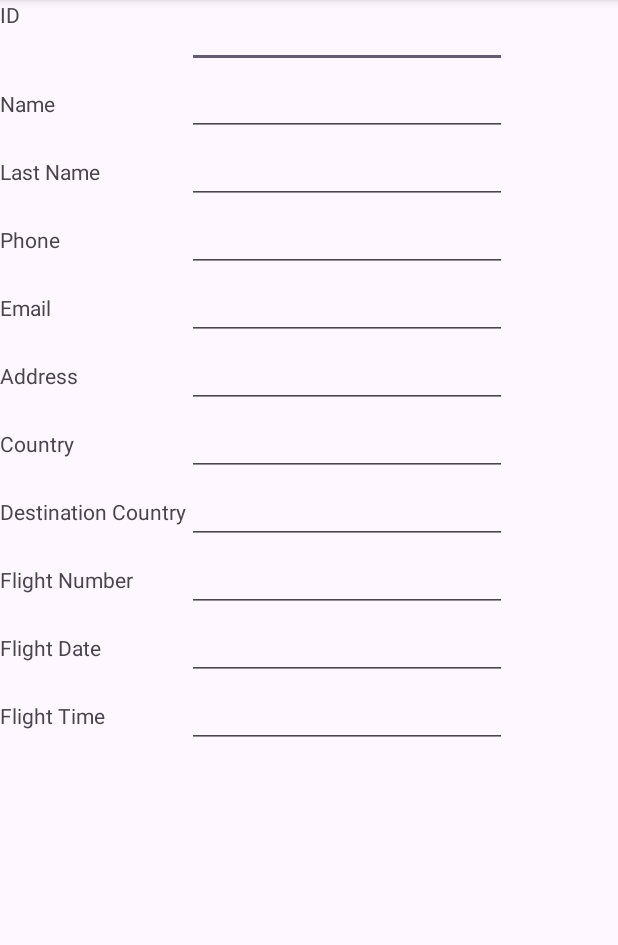
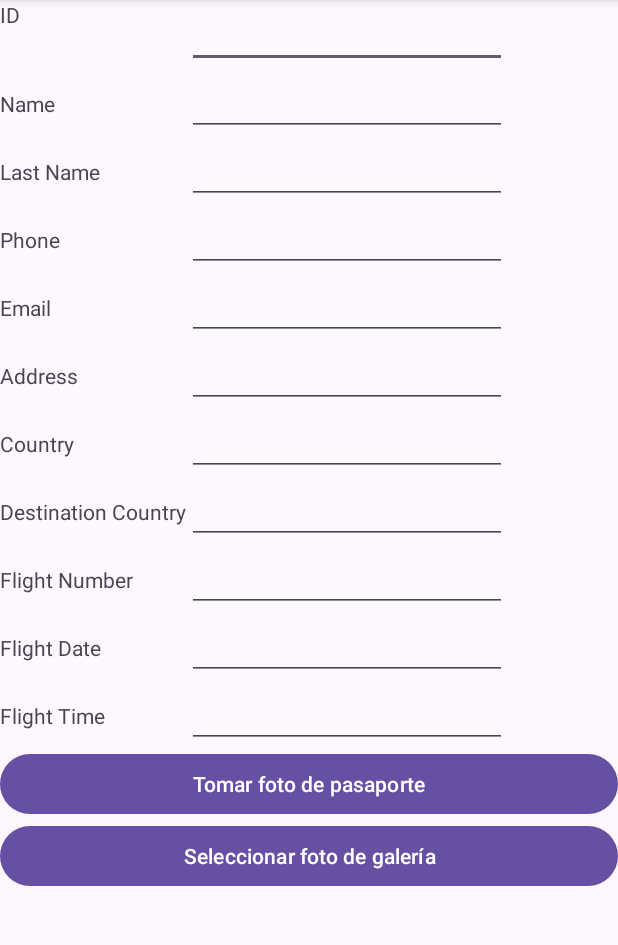
Before and after one commit to utn-app-movil/examenI-tarea5, an Android app: the vul_PersonActivity screen opened directly, with no data from a screen before it, on a phone screen of 412 x 824 dp, the part 96-1041 px from its top. Run offline under Robolectric (Android 15) with nearby library versions, the phone set to English and light mode, and no system bars; 1 statement that could not run was skipped.

```diff
--- a/app/src/main/AndroidManifest.xml
+++ b/app/src/main/AndroidManifest.xml
@@ -5,7 +5,9 @@
     <uses-permission android:name="android.permission.CAMERA" />
     <uses-permission android:name="android.permission.ACCESS_FINE_LOCATION" />
     <uses-permission android:name="android.permission.ACCESS_COARSE_LOCATION" />
-    <uses-permission android:name="android.permission.READ_EXTERNAL_STORAGE" />
+    <uses-permission android:name="android.permission.CAMERA"/>
+    <uses-permission android:name="android.permission.READ_EXTERNAL_STORAGE"/>
+    <uses-permission android:name="android.permission.WRITE_EXTERNAL_STORAGE"/>
 
     <uses-feature
         android:name="android.hardware.camera"
--- a/app/src/main/java/identities/vul_Person.kt
+++ b/app/src/main/java/identities/vul_Person.kt
@@ -1,5 +1,6 @@
 package cr.ac.utn.appmovil.vuelos
 
+import android.net.Uri
 import cr.ac.utn.appmovil.identities.Persona
 
 class vul_Person : Persona {
@@ -7,6 +8,7 @@ class vul_Person : Persona {
     var vul_flightNumber: String = ""
     var vul_flightDate: String = ""
     var vul_flightTime: String = ""
+    var passportImageUri: Uri? = null
 
     constructor() : super()
 
@@ -21,12 +23,14 @@ class vul_Person : Persona {
         destinationCountry: String,
         flightNumber: String,
         flightDate: String,
-        flightTime: String
+        flightTime: String,
+        passportImageUri: Uri? = null
     ) : super(id, name, lastName, phone, email, address, country) {
         this.vul_destinationCountry = destinationCountry
         this.vul_flightNumber = flightNumber
         this.vul_flightDate = flightDate
         this.vul_flightTime = flightTime
+        this.passportImageUri = passportImageUri
     }
 
     val FlightDescription: String
--- a/app/src/main/res/layout/vul_activity_person.xml
+++ b/app/src/main/res/layout/vul_activity_person.xml
@@ -5,7 +5,7 @@
     android:id="@+id/main"
     android:layout_width="match_parent"
     android:layout_height="match_parent"
-    tools:context=".ContactActivity">
+    tools:context=".vul_PersonActivity">
 
     <TableLayout
         android:layout_width="match_parent"
@@ -209,6 +209,24 @@
                 android:ems="10"
                 android:inputType="text" />
         </TableRow>
+        <Button
+            android:id="@+id/btnTakePhoto"
+            android:layout_width="wrap_content"
+            android:layout_height="wrap_content"
+            android:text="Tomar foto de pasaporte" />
 
+        <Button
+            android:id="@+id/btnSelectFromGallery"
+            android:layout_width="wrap_content"
+            android:layout_height="wrap_content"
+            android:text="Seleccionar foto de galería" />
+
+        <ImageView
+            android:id="@+id/imgPassport"
+            android:layout_width="200dp"
+            android:layout_height="200dp"
+            android:contentDescription="Imagen de pasaporte"
+            android:scaleType="centerCrop" />
     </TableLayout>
+
 </androidx.constraintlayout.widget.ConstraintLayout>
```
Also changed, not shown: app/src/main/java/cr/ac/utn/movil/vul_PersonActivity.kt (+104 -0 lines).
